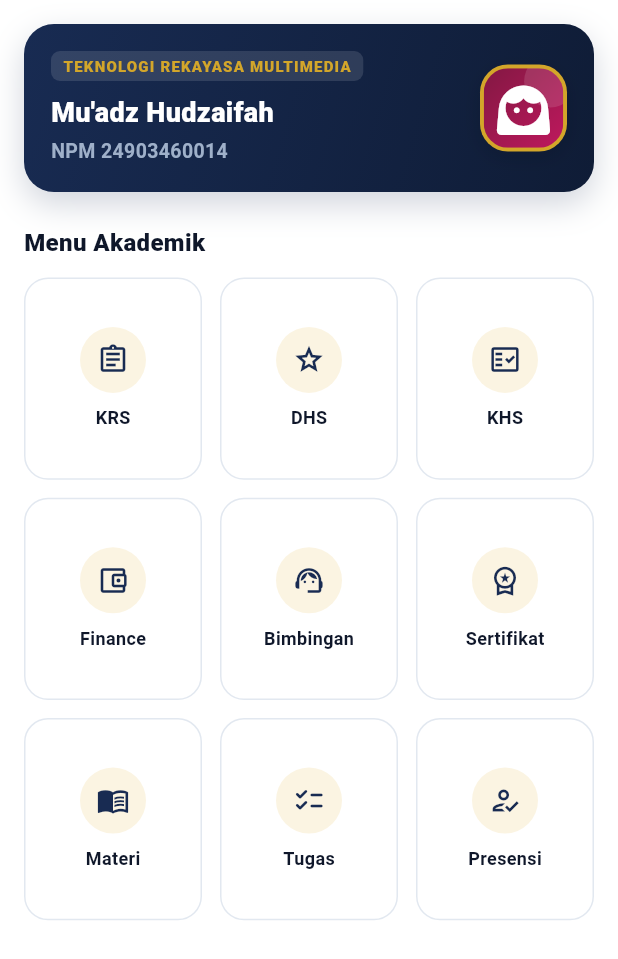
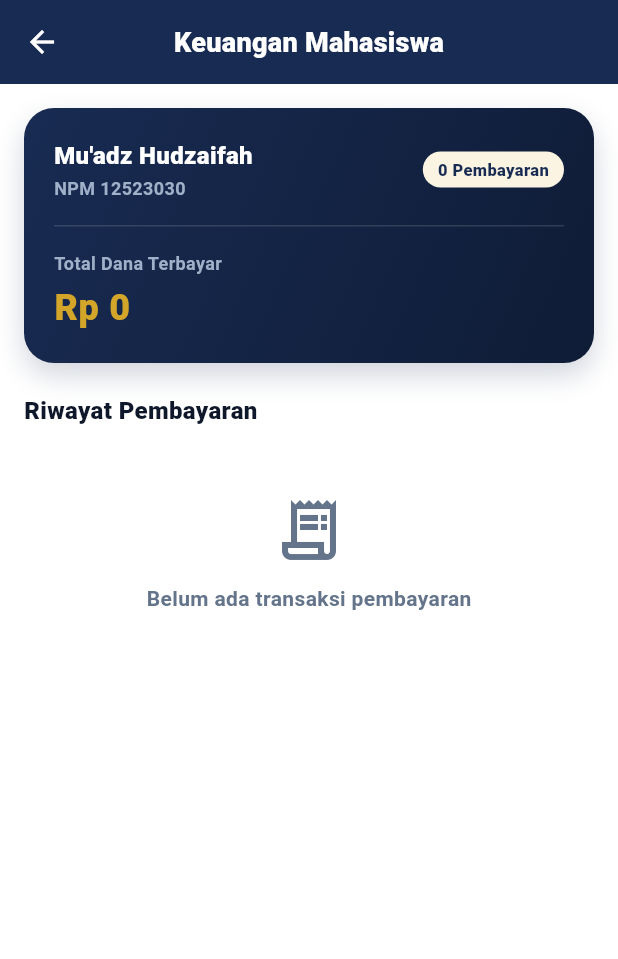
Before and after one commit to muadzhdz/bas, a Flutter app: the HomeScreen screen opened directly with empty values, after a tap on "Finance", on a phone screen of 412 x 824 dp. Shown: the top 959 px of the screen. Run offline on Flutter 3.47's test engine with Material 3 defaults, Android fonts, the phone set to English and light mode, and no system bars; our stand-ins replace shared_preferences; missing offline and left inert: mobile_scanner; accounts and stored records are empty; network calls fail.

Commit message:
feat(finance): integrate student tuition payment history with mockapi

```diff
--- /dev/null
+++ b/lib/api/finance_api.dart
@@ -0,0 +1,57 @@
+import 'dart:convert';
+
+import 'package:http/http.dart' as http;
+
+import '../models/finance_model.dart';
+
+class FinanceApi {
+  static const String baseUrl =
+      'https://6adab9277512f497b30020ef.mockapi.io/fin_mhs_payment';
+
+  final http.Client _client;
+
+  FinanceApi({http.Client? client}) : _client = client ?? http.Client();
+
+  Future<List<FinanceModel>> fetchPaymentsByNpm(String npm) async {
+    final cleanNpm = npm.trim();
+    final url = cleanNpm.isNotEmpty ? '$baseUrl?npm=$cleanNpm' : baseUrl;
+
+    try {
+      final response = await _client
+          .get(Uri.parse(url))
+          .timeout(const Duration(seconds: 15));
+
+      if (response.statusCode == 200) {
+        final dynamic data = json.decode(response.body);
+        if (data is List && data.isNotEmpty) {
+          return data
+              .map(
+                (item) => FinanceModel.fromJson(item as Map<String, dynamic>),
+              )
+              .toList();
+        }
+      }
+
+      if (cleanNpm != '12523030') {
+        final fallbackResponse = await _client
+            .get(Uri.parse('$baseUrl?npm=12523030'))
+            .timeout(const Duration(seconds: 15));
+
+        if (fallbackResponse.statusCode == 200) {
+          final dynamic fallbackData = json.decode(fallbackResponse.body);
+          if (fallbackData is List && fallbackData.isNotEmpty) {
+            return fallbackData
+                .map(
+                  (item) => FinanceModel.fromJson(item as Map<String, dynamic>),
+                )
+                .toList();
+          }
+        }
+      }
+
+      return [];
+    } catch (_) {
+      return [];
+    }
+  }
+}
--- /dev/null
+++ b/lib/models/finance_model.dart
@@ -0,0 +1,65 @@
+class FinanceModel {
+  final int id;
+  final String npm;
+  final String tahunAkademik;
+  final String semester;
+  final String tanggalBayar;
+  final int nominal;
+  final String keterangan;
+  final String? regId;
+
+  const FinanceModel({
+    required this.id,
+    required this.npm,
+    required this.tahunAkademik,
+    required this.semester,
+    required this.tanggalBayar,
+    required this.nominal,
+    required this.keterangan,
+    this.regId,
+  });
+
+  factory FinanceModel.fromJson(Map<String, dynamic> json) {
+    final rawNominal = (json['npayment'] ?? '0').toString();
+    final parsedNominal =
+        int.tryParse(rawNominal.replaceAll(RegExp(r'[^0-9]'), '')) ?? 0;
+
+    return FinanceModel(
+      id: int.tryParse((json['nid'] ?? '0').toString()) ?? 0,
+      npm: (json['npm'] ?? '').toString().trim(),
+      tahunAkademik: (json['thn_akademik'] ?? '').toString().trim(),
+      semester: (json['semester'] ?? '').toString().trim(),
+      tanggalBayar: (json['dpayment'] ?? '').toString().trim(),
+      nominal: parsedNominal,
+      keterangan: (json['cketerangan'] ?? '').toString().trim(),
+      regId: json['reg_id']?.toString().trim(),
+    );
+  }
+
+  Map<String, dynamic> toJson() {
+    return {
+      'nid': id,
+      'npm': npm,
+      'thn_akademik': tahunAkademik,
+      'semester': semester,
+      'dpayment': tanggalBayar,
+      'npayment': nominal.toString(),
+      'cketerangan': keterangan,
+      'reg_id': regId,
+    };
+  }
+
+  String get formattedNominal {
+    final str = nominal.toString();
+    final buffer = StringBuffer();
+    int count = 0;
+    for (int i = str.length - 1; i >= 0; i--) {
+      buffer.write(str[i]);
+      count++;
+      if (count % 3 == 0 && i > 0) {
+        buffer.write('.');
+      }
+    }
+    return 'Rp ${buffer.toString().split('').reversed.join('')}';
+  }
+}
--- /dev/null
+++ b/lib/screens/finance_screen.dart
@@ -0,0 +1,369 @@
+import 'package:flutter/material.dart';
+
+import '../api/finance_api.dart';
+import '../models/finance_model.dart';
+import '../models/user_model.dart';
+import '../theme/app_theme.dart';
+
+class FinanceScreen extends StatefulWidget {
+  final UserModel? user;
+
+  const FinanceScreen({super.key, this.user});
+
+  @override
+  State<FinanceScreen> createState() => _FinanceScreenState();
+}
+
+class _FinanceScreenState extends State<FinanceScreen> {
+  final FinanceApi _financeApi = FinanceApi();
+  late Future<List<FinanceModel>> _paymentsFuture;
+
+  @override
+  void initState() {
+    super.initState();
+    _loadPayments();
+  }
+
+  void _loadPayments() {
+    final npm = widget.user?.userid.toString() ?? '12523030';
+    setState(() {
+      _paymentsFuture = _financeApi.fetchPaymentsByNpm(npm);
+    });
+  }
+
+  Future<void> _handleRefresh() async {
+    _loadPayments();
+    await _paymentsFuture;
+  }
+
+  String _formatCurrency(int amount) {
+    final str = amount.toString();
+    final buffer = StringBuffer();
+    int count = 0;
+    for (int i = str.length - 1; i >= 0; i--) {
+      buffer.write(str[i]);
+      count++;
+      if (count % 3 == 0 && i > 0) {
+        buffer.write('.');
+      }
+    }
+    return 'Rp ${buffer.toString().split('').reversed.join('')}';
+  }
+
+  @override
+  Widget build(BuildContext context) {
+    return Scaffold(
+      backgroundColor: AppColors.white,
+      appBar: AppBar(
+        title: const Text('Keuangan Mahasiswa'),
+        backgroundColor: AppColors.navy,
+        foregroundColor: AppColors.white,
+      ),
+      body: RefreshIndicator(
+        color: AppColors.navy,
+        onRefresh: _handleRefresh,
+        child: FutureBuilder<List<FinanceModel>>(
+          future: _paymentsFuture,
+          builder: (context, snapshot) {
+            if (snapshot.connectionState == ConnectionState.waiting) {
+              return const Center(
+                child: CircularProgressIndicator(color: AppColors.navy),
+              );
+            }
+
+            if (snapshot.hasError) {
+              return Center(
+                child: Padding(
+                  padding: const EdgeInsets.all(24),
+                  child: Column(
+                    mainAxisAlignment: MainAxisAlignment.center,
+                    children: [
+                      const Icon(
+                        Icons.cloud_off_rounded,
+                        size: 48,
+                        color: AppColors.muted,
+                      ),
+                      const SizedBox(height: 12),
+                      const Text(
+                        'Gagal memuat data keuangan',
+                        style: TextStyle(
+                          fontSize: 16,
+                          fontWeight: FontWeight.w800,
+                          color: AppColors.ink,
+                        ),
+                      ),
+                      const SizedBox(height: 6),
+                      const Text(
+                        'Periksa sambungan internet lu dan coba lagi.',
+                        textAlign: TextAlign.center,
+                        style: TextStyle(fontSize: 13, color: AppColors.muted),
+                      ),
+                      const SizedBox(height: 16),
+                      OutlinedButton(
+                        onPressed: _loadPayments,
+                        child: const Text('Coba Lagi'),
+                      ),
+                    ],
+                  ),
+                ),
+              );
+            }
+
+            final items = snapshot.data ?? [];
+            final totalAmount = items.fold<int>(
+              0,
+              (sum, item) => sum + item.nominal,
+            );
+
+            return ListView(
+              padding: const EdgeInsets.all(16),
+              children: [
+                _summaryCard(totalAmount, items.length),
+                const SizedBox(height: 20),
+                const Text(
+                  'Riwayat Pembayaran',
+                  style: TextStyle(
+                    fontSize: 16,
+                    fontWeight: FontWeight.w800,
+                    color: AppColors.ink,
+                  ),
+                ),
+                const SizedBox(height: 12),
+                if (items.isEmpty)
+                  Container(
+                    padding: const EdgeInsets.all(32),
+                    alignment: Alignment.center,
+                    child: const Column(
+                      children: [
+                        Icon(
+                          Icons.receipt_long_outlined,
+                          size: 48,
+                          color: AppColors.muted,
+                        ),
+                        SizedBox(height: 12),
+                        Text(
+                          'Belum ada transaksi pembayaran',
+                          style: TextStyle(
+                            fontSize: 14,
+                            fontWeight: FontWeight.w700,
+                            color: AppColors.muted,
+                          ),
+                        ),
+                      ],
+                    ),
+                  )
+                else
+                  for (final item in items) ...[
+                    _paymentCard(item),
+                    const SizedBox(height: 12),
+                  ],
+              ],
+            );
+          },
+        ),
+      ),
+    );
+  }
+
+  Widget _summaryCard(int totalAmount, int count) {
+    final displayName = widget.user?.nama.isNotEmpty == true
+        ? widget.user!.nama
+        : "Mu'adz Hudzaifah";
+    final displayNpm = widget.user != null
+        ? 'NPM ${widget.user!.userid}'
+        : 'NPM 12523030';
+
+    return Container(
+      padding: const EdgeInsets.all(20),
+      decoration: BoxDecoration(
+        gradient: const LinearGradient(
+          colors: [AppColors.navy, AppColors.navyDark],
+          begin: Alignment.topLeft,
+          end: Alignment.bottomRight,
+        ),
+        borderRadius: BorderRadius.circular(20),
+        boxShadow: [
+          BoxShadow(
+            color: AppColors.navy.withValues(alpha: 0.2),
+            blurRadius: 16,
+            offset: const Offset(0, 8),
+          ),
+        ],
+      ),
+      child: Column(
+        crossAxisAlignment: CrossAxisAlignment.start,
+        children: [
+          Row(
+            mainAxisAlignment: MainAxisAlignment.spaceBetween,
+            children: [
+              Column(
+                crossAxisAlignment: CrossAxisAlignment.start,
+                children: [
+                  Text(
+                    displayName,
+                    style: const TextStyle(
+                      color: AppColors.white,
+                      fontSize: 16,
+                      fontWeight: FontWeight.w800,
+                    ),
+                  ),
+                  const SizedBox(height: 2),
+                  Text(
+                    displayNpm,
+                    style: const TextStyle(
+                      color: Color(0xFF9FB0C9),
+                      fontSize: 12,
+                      fontWeight: FontWeight.w600,
+                    ),
+                  ),
+                ],
+              ),
+              Container(
+                padding: const EdgeInsets.symmetric(
+                  horizontal: 10,
+                  vertical: 4,
+                ),
+                decoration: BoxDecoration(
+                  color: AppColors.goldSoft,
+                  borderRadius: BorderRadius.circular(999),
+                ),
+                child: Text(
+                  '$count Pembayaran',
+                  style: const TextStyle(
+                    fontSize: 11,
+                    fontWeight: FontWeight.w800,
+                    color: AppColors.navy,
+                  ),
+                ),
+              ),
+            ],
+          ),
+          const SizedBox(height: 16),
+          const Divider(color: Color(0x22FFFFFF), height: 1),
+          const SizedBox(height: 16),
+          const Text(
+            'Total Dana Terbayar',
+            style: TextStyle(
+              color: Color(0xFF9FB0C9),
+              fontSize: 12,
+              fontWeight: FontWeight.w600,
+            ),
+          ),
+          const SizedBox(height: 4),
+          Text(
+            _formatCurrency(totalAmount),
+            style: const TextStyle(
+              color: AppColors.gold,
+              fontSize: 24,
+              fontWeight: FontWeight.w900,
+              letterSpacing: 0.5,
+            ),
+          ),
+        ],
+      ),
+    );
+  }
+
+  Widget _paymentCard(FinanceModel item) {
+    return Container(
+      padding: const EdgeInsets.all(16),
+      decoration: BoxDecoration(
+        color: AppColors.white,
+        borderRadius: BorderRadius.circular(16),
+        border: Border.all(color: AppColors.border),
+      ),
+      child: Column(
+        crossAxisAlignment: CrossAxisAlignment.start,
+        children: [
+          Row(
+            children: [
+              Container(
+                padding: const EdgeInsets.symmetric(horizontal: 8, vertical: 4),
+                decoration: BoxDecoration(
+                  color: AppColors.goldSoft,
+                  borderRadius: BorderRadius.circular(6),
+                ),
+                child: Text(
+                  '${item.tahunAkademik} (${item.semester.toUpperCase()})',
+                  style: const TextStyle(
+                    fontSize: 11,
+                    fontWeight: FontWeight.w800,
+                    color: AppColors.navy,
+                  ),
+                ),
+              ),
+              const Spacer(),
+              Container(
+                padding: const EdgeInsets.symmetric(horizontal: 8, vertical: 3),
+                decoration: BoxDecoration(
+                  color: const Color(0xFFE8F5E9),
+                  borderRadius: BorderRadius.circular(6),
+                ),
+                child: const Text(
+                  'LUNAS',
+                  style: TextStyle(
+                    fontSize: 10,
+                    fontWeight: FontWeight.w900,
+                    color: Color(0xFF2E7D32),
+                  ),
+                ),
+              ),
+            ],
+          ),
+          const SizedBox(height: 10),
+          Text(
+            item.keterangan,
+            style: const TextStyle(
+              fontSize: 15,
+              fontWeight: FontWeight.w800,
+              color: AppColors.ink,
+            ),
+          ),
+          const SizedBox(height: 8),
+          Row(
+            mainAxisAlignment: MainAxisAlignment.spaceBetween,
+            children: [
+              Text(
+                item.formattedNominal,
+                style: const TextStyle(
+                  fontSize: 16,
+                  fontWeight: FontWeight.w900,
+                  color: AppColors.navy,
+                ),
+              ),
+              Row(
+                children: [
+                  const Icon(
+                    Icons.calendar_today_outlined,
+                    size: 13,
+                    color: AppColors.muted,
+                  ),
+                  const SizedBox(width: 4),
+                  Text(
+                    item.tanggalBayar,
+                    style: const TextStyle(
+                      fontSize: 12,
+                      fontWeight: FontWeight.w600,
+                      color: AppColors.muted,
+                    ),
+                  ),
+                ],
+              ),
+            ],
+          ),
+          if (item.regId != null && item.regId!.isNotEmpty) ...[
+            const SizedBox(height: 8),
+            Text(
+              'Reg ID: ${item.regId}',
+              style: const TextStyle(
+                fontSize: 11,
+                color: AppColors.muted,
+                fontWeight: FontWeight.w500,
+              ),
+            ),
+          ],
+        ],
+      ),
+    );
+  }
+}
--- a/lib/screens/home_screen.dart
+++ b/lib/screens/home_screen.dart
@@ -7,6 +7,7 @@ import '../services/session_service.dart';
 import '../theme/app_theme.dart';
 import '../widgets/gender_avatar.dart';
 import 'dhs_screen.dart';
+import 'finance_screen.dart';
 import 'khs_screen.dart';
 import 'krs_screen.dart';
 import 'presensi_screen.dart';
@@ -250,6 +251,13 @@ class _HomeScreenState extends State<HomeScreen> {
                 builder: (context) => DhsScreen(user: widget.user),
               ),
             );
+          } else if (label == 'Finance') {
+            Navigator.push(
+              context,
+              MaterialPageRoute(
+                builder: (context) => FinanceScreen(user: widget.user),
+              ),
+            );
           } else if (label == 'Presensi') {
             Navigator.push(
               context,
```
Also changed, not shown: 1 other file.
